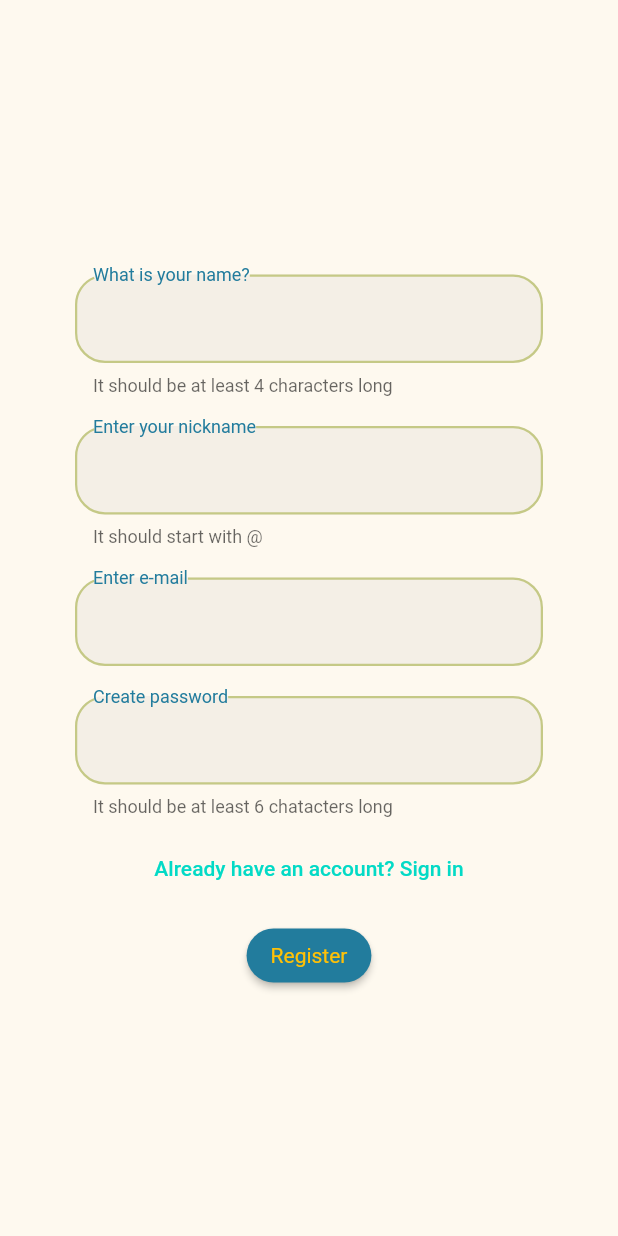
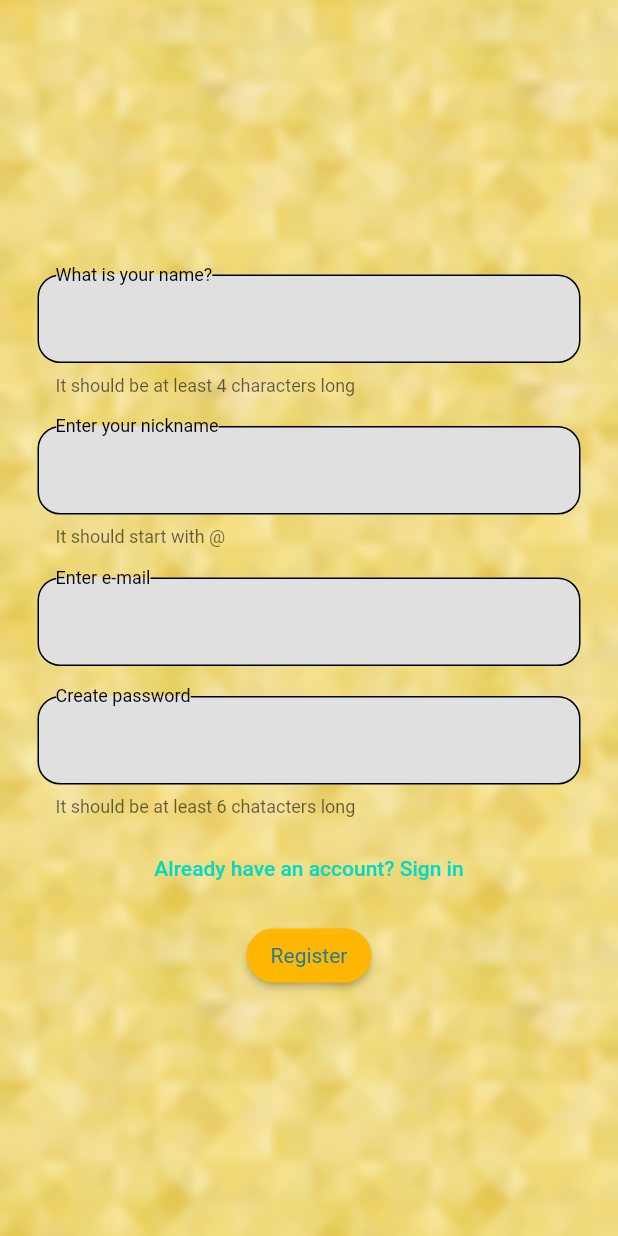
Before and after one commit to mem3Dealer/disCuss, a Flutter app: the screen it shows after launch, after a tap on "Sign in", after a tap on "New to DisCuss? Register", on a phone screen of 412 x 824 dp. Run offline on Flutter 3.47's test engine with Material 2 defaults, Android fonts, the phone set to English and light mode, and no system bars; our stand-ins replace bloc, cloud_firestore, firebase_auth, firebase_core, flutter_bloc, flutter_slidable and 2 more; missing offline and left inert: animated_icon_button, splash_screen_view; accounts and stored records are empty; network calls fail.

Commit message:
ui updates

```diff
--- a/lib/cubit/cubit/auth_cubit.dart
+++ b/lib/cubit/cubit/auth_cubit.dart
@@ -14,10 +14,7 @@ class AuthCubit extends HydratedCubit<AuthState> {
   final data = GetIt.I.get<DataBaseService>();
   final auth = GetIt.I.get<AuthService>();
   final fbAuth = FirebaseAuth.instance.currentUser;
-  AuthCubit()
-      : super(AuthState(
-            isLoggedIn: false,
-            version: 0)); //НУЖНО ЛИ ТУТ ОБЪВЯЛЯТЬ КАРРЕНТЮЗЕРА?
+  AuthCubit() : super(AuthState(isLoggedIn: false, version: 0));
 
   Future<String?> signIn(String email, String password) async {
     var signInRes = await auth.signInWithEmailandPassword(email, password);
@@ -33,7 +30,7 @@ class AuthCubit extends HydratedCubit<AuthState> {
     }
     if (signInRes != null && signInRes.runtimeType == String) {
       emit(state.copyWith(version: state.version! + 1));
-      // print('WE ARE RETURINGN STRING: AND IT IS: $signInRes');
+      print('WE ARE RETURINGN STRING: AND IT IS: $signInRes');
       return signInRes;
     }
   }
@@ -70,7 +67,7 @@ class AuthCubit extends HydratedCubit<AuthState> {
     try {
       await auth.signOut();
       emit(state.copyWith(isLoggedIn: false, version: state.version! + 1));
-      print('LOG OUT PRINT: ${state.isLoggedIn}, ${state.version}');
+      print('LOG OUT PRINT: ${state.isLoggedIn}, ${fbAuth}');
     } catch (e) {
       print(e.toString());
       // return null;
--- a/lib/main.dart
+++ b/lib/main.dart
@@ -58,7 +58,7 @@ class MyApp extends StatelessWidget {
             return MaterialApp(
                 themeMode: ThemeMode.system,
                 theme: appThemeLight,
-                // darkTheme: appThemeDark,
+                darkTheme: appThemeDark,
                 routes: <String, WidgetBuilder>{
                   '/home_page': (BuildContext context) => HomePage(),
                   '/wrapper': (BuildContext context) => Wrapper(),
--- a/lib/models/room.dart
+++ b/lib/models/room.dart
@@ -118,6 +118,10 @@ class Room {
         topicTheme: e.get('topicTheme'),
         lastMessage: Message.fromMap(e.get('lastMessage')),
         groupID: e.id,
+        // chatMessages: e
+        //     .get('messages')
+        //     .map<Message>((message) => Message.fromMap(message))
+        //     .toList(),
         // groupName: e.get('groupName'),
         // admin: MyUser.fromMap(e.get('admin')),
         members: e
--- a/lib/pages/register.dart
+++ b/lib/pages/register.dart
@@ -1,3 +1,5 @@
+import 'dart:ui';
+
 import 'package:flutter/material.dart';
 import 'package:get_it/get_it.dart';
 import 'package:my_chat_app/cubit/cubit/auth_cubit.dart';
@@ -28,10 +30,26 @@ class _RegisterPageState extends State<RegisterPage> {
   String? _emailTaken;
   @override
   Widget build(BuildContext context) {
-    return Scaffold(
+    final ThemeData theme = Theme.of(context);
+    return Container(
+      decoration: BoxDecoration(
+        image: DecorationImage(
+            scale: 0.3,
+            repeat: ImageRepeat.repeat,
+            // fit: BoxFit.cover,
+            image: theme.brightness == Brightness.dark
+                ? ExactAssetImage('assets/dark_back.png')
+                : ExactAssetImage('assets/light_back.jpg')),
+      ),
+      child: BackdropFilter(
+        filter: theme.brightness == Brightness.dark
+            ? ImageFilter.blur(sigmaX: 13.0, sigmaY: 13.0)
+            : ImageFilter.blur(sigmaX: 3.0, sigmaY: 3.0),
+        child: Scaffold(
+          backgroundColor: Colors.transparent,
           body: Center(
             child: Container(
-          padding: EdgeInsets.symmetric(vertical: 20.0, horizontal: 50.0),
+              padding: EdgeInsets.symmetric(vertical: 20.0, horizontal: 25.0),
               child: Form(
                 key: _formKey,
                 child: SingleChildScrollView(
@@ -44,7 +62,8 @@ class _RegisterPageState extends State<RegisterPage> {
                       TextFormField(
                           controller: _nameController,
                           decoration: InputDecoration().copyWith(
-                          floatingLabelBehavior: FloatingLabelBehavior.always,
+                              floatingLabelBehavior:
+                                  FloatingLabelBehavior.always,
                               labelText: 'What is your name?',
                               helperText:
                                   'It should be at least 4 characters long'),
@@ -60,7 +79,8 @@ class _RegisterPageState extends State<RegisterPage> {
                           // initialValue: '@',
                           controller: _nickNameController,
                           decoration: InputDecoration().copyWith(
-                          floatingLabelBehavior: FloatingLabelBehavior.always,
+                              floatingLabelBehavior:
+                                  FloatingLabelBehavior.always,
                               labelText: 'Enter your nickname',
                               helperText: 'It should start with @'),
                           // onSaved:   authCubit.isNickNameUnique(_nickNameController.text).toString();,
@@ -82,7 +102,8 @@ class _RegisterPageState extends State<RegisterPage> {
                       TextFormField(
                           controller: _emailController,
                           decoration: InputDecoration().copyWith(
-                          floatingLabelBehavior: FloatingLabelBehavior.always,
+                              floatingLabelBehavior:
+                                  FloatingLabelBehavior.always,
                               labelText: 'Enter e-mail'),
                           validator: (val) {
                             if (val?.isEmpty == true) {
@@ -101,9 +122,11 @@ class _RegisterPageState extends State<RegisterPage> {
                         decoration: InputDecoration().copyWith(
                             floatingLabelBehavior: FloatingLabelBehavior.always,
                             labelText: 'Create password',
-                        helperText: 'It should be at least 6 chatacters long'),
-                    validator: (val) =>
-                        val!.length < 6 ? "Enter an password 6+ long" : null,
+                            helperText:
+                                'It should be at least 6 chatacters long'),
+                        validator: (val) => val!.length < 6
+                            ? "Enter an password 6+ long"
+                            : null,
                         obscureText: true,
                       ), // password
                       SizedBox(height: 10),
@@ -112,8 +135,8 @@ class _RegisterPageState extends State<RegisterPage> {
                             widget.letsToggleView!();
                           },
                           child: Text('Already have an account? Sign in',
-                          style:
-                              TextStyle(color: Theme.of(context).accentColor))),
+                              style: TextStyle(
+                                  color: Theme.of(context).accentColor))),
                       SizedBox(height: 10),
                       ElevatedButton(
                         child: Text('Register'),
@@ -150,6 +173,8 @@ class _RegisterPageState extends State<RegisterPage> {
               ),
             ),
           ),
+        ),
+      ),
     );
   }
 }
--- a/lib/pages/signIn.dart
+++ b/lib/pages/signIn.dart
@@ -1,39 +1,43 @@
+import 'dart:ui';
+
 import 'package:flutter/material.dart';
-import 'package:flutter_bloc/flutter_bloc.dart';
 import 'package:get_it/get_it.dart';
 import 'package:my_chat_app/cubit/cubit/auth_cubit.dart';
-import 'package:my_chat_app/cubit/states/auth_state.dart';
 
 class SignInPage extends StatefulWidget {
-  // const SignInPage({Key? key}) : super(key: key);
   final Function letsToggleView;
   SignInPage({required this.letsToggleView});
-
   @override
   _SignInPageState createState() => _SignInPageState();
 }
 
 class _SignInPageState extends State<SignInPage> {
   final _formKey = GlobalKey<FormState>();
-  // final _auth = AuthService();
   final authCubit = GetIt.I.get<AuthCubit>();
-  // final _auth = GetIt.I.get<FirebaseAuth>();
-
-  // String email = '';
-  // String password = '';
   String? _emailError;
   String? _passError;
   TextEditingController _emailController = TextEditingController();
   TextEditingController _passwordController = TextEditingController();
-
   @override
   Widget build(BuildContext context) {
-    return Scaffold(
-        // backgroundColor: Colors.white,
+    final ThemeData theme = Theme.of(context);
+    return Container(
+      decoration: BoxDecoration(
+        image: DecorationImage(
+            scale: 0.3,
+            repeat: ImageRepeat.repeat,
+            // fit: BoxFit.cover,
+            image: theme.brightness == Brightness.dark
+                ? ExactAssetImage('assets/dark_back.png')
+                : ExactAssetImage('assets/light_back.jpg')),
+      ),
+      child: BackdropFilter(
+        filter: theme.brightness == Brightness.dark
+            ? ImageFilter.blur(sigmaX: 13.0, sigmaY: 13.0)
+            : ImageFilter.blur(sigmaX: 3.0, sigmaY: 3.0),
+        child: Scaffold(
+            backgroundColor: Colors.transparent,
             resizeToAvoidBottomInset: true,
-        // appBar: AppBar(
-        //   title: Text('Sign In'),
-        // ),
             body: Container(
               padding: EdgeInsets.symmetric(horizontal: 43.0),
               child: Form(
@@ -45,15 +49,14 @@ class _SignInPageState extends State<SignInPage> {
                       mainAxisAlignment: MainAxisAlignment.center,
                       children: [
                         TextFormField(
-                      // initialValue: 'test@mail.com',
                           controller: _emailController,
                           decoration: InputDecoration().copyWith(
                               alignLabelWithHint: true,
-                          // hintText: 'E-mail',
                               labelText: 'E-mail',
-                          labelStyle:
-                              TextStyle(color: Theme.of(context).accentColor),
-                          floatingLabelBehavior: FloatingLabelBehavior.always),
+                              labelStyle: TextStyle(
+                                  color: Theme.of(context).accentColor),
+                              floatingLabelBehavior:
+                                  FloatingLabelBehavior.always),
                           validator: (val) {
                             if (val?.isEmpty == true) {
                               return 'Enter a valid email';
@@ -62,35 +65,31 @@ class _SignInPageState extends State<SignInPage> {
                               return _emailError;
                             }
                           },
-                    ), // email
+                        ),
                         SizedBox(
                           height: 20,
                         ),
                         TextFormField(
-                      // initialValue: 'test123',
                           controller: _passwordController,
                           decoration: InputDecoration().copyWith(
-                          labelStyle:
-                              TextStyle(color: Theme.of(context).accentColor),
-                          floatingLabelBehavior: FloatingLabelBehavior.always,
+                              labelStyle: TextStyle(
+                                  color: Theme.of(context).accentColor),
+                              floatingLabelBehavior:
+                                  FloatingLabelBehavior.always,
                               labelText: 'Password'),
                           validator: (val) {
-                        // val!.length < 6 ? "Enter an password 6+ long" : null,
-                        if (val!.length < 6) {
-                          return 'Enter an password 6+ long';
+                            if (val!.isEmpty) {
+                              return 'Please, enter password';
+                            }
+                            if (val.length < 6) {
+                              return 'Enter password 6+ long';
                             }
                             if (_passError?.isNotEmpty == true) {
-                          // print('this is error: $_emailError');
                               return _passError;
                             }
                           },
                           obscureText: true,
-                      // onChanged: (val) {
-                      //   setState(() {
-                      //     password = val;
-                      //   });
-                      // },
-                    ), // password
+                        ),
                         SizedBox(height: 10),
                         TextButton(
                             onPressed: () {
@@ -98,8 +97,8 @@ class _SignInPageState extends State<SignInPage> {
                             },
                             child: Text(
                               'New to DisCuss? Register',
-                          style:
-                              TextStyle(color: Theme.of(context).accentColor),
+                              style: TextStyle(
+                                  color: Theme.of(context).accentColor),
                             )),
                         SizedBox(height: 10),
                         ElevatedButton(
@@ -109,39 +108,27 @@ class _SignInPageState extends State<SignInPage> {
                           onPressed: () async {
                             _passError = '';
                             _emailError = '';
-
                             var result = await authCubit.signIn(
                                 _emailController.text.trim(),
                                 _passwordController.text.trim());
-
                             if (result?.isNotEmpty == true) {
                               if (result!.contains('password')) {
                                 _passError = result;
-                          } else if (result.contains('user')) {
+                              } else if (result.contains('User')) {
                                 _emailError = result;
+                                print('THAT print from button: $_emailError');
                               }
-                          // print('that if shit here:$_emailError');
-                          // return _emailError;
                             }
-                        print(
-                            'THAT print from button: $_passError, $_emailError');
-                        if (_formKey.currentState!.validate()) {
-                          // _passError = '';
-                          // _emailError = '';
-                          // result!.isNotEmpty ? _emailError = result : null;
-
-                        }
+                            if (_formKey.currentState!.validate()) {}
                           },
                         ),
-                    // SizedBox(
-                    //   height: 20,
-                    // ),
-                    // Text(error)
                       ],
                     ),
                   ),
                 ),
               ),
-        ));
+            )),
+      ),
+    );
   }
 }
--- a/lib/services/database.dart
+++ b/lib/services/database.dart
@@ -152,7 +152,7 @@ class DataBaseService {
     });
   }
 
-//TODO: refactor seart with filter
+// TODO: refactor seart with filter
   Future<List<MyUser>?> getUsers({String? searchString}) async {
     // print('Before get');.
 
--- a/lib/shared/app_theme.dart
+++ b/lib/shared/app_theme.dart
@@ -15,13 +15,16 @@ ThemeData get appThemeLight => ThemeData(
       ),
       brightness: Brightness.light,
       colorScheme: ColorScheme.light(),
-      primaryColor: Color(0xffFFCB77),
+      primaryColor: Color(0xffffb703),
       accentColor: Color(0xff227C9D),
-      scaffoldBackgroundColor: Color(0xffFEF9EF),
+      scaffoldBackgroundColor: Color(0xfffff1e6),
       // elevatedButtonTheme: ElevatedButtonTheme(d),
-      buttonTheme: ButtonThemeData(buttonColor: Colors.green),
+      // buttonTheme: ButtonThemeData(buttonColor: Colors.green),
+
+      textSelectionTheme: TextSelectionThemeData(
+          cursorColor: Color(0XFF17C3B2), selectionColor: Color(0XFF17C3B2)),
       floatingActionButtonTheme:
-          FloatingActionButtonThemeData(backgroundColor: Color(0XFFFFCB77)),
+          FloatingActionButtonThemeData(backgroundColor: Color(0xffffb703)),
       elevatedButtonTheme: ElevatedButtonThemeData(
           style: ButtonStyle(
               shape: MaterialStateProperty.all<RoundedRectangleBorder>(
@@ -31,40 +34,49 @@ ThemeData get appThemeLight => ThemeData(
               textStyle: MaterialStateProperty.resolveWith(
                   (states) => TextStyle(color: Colors.amber)),
               backgroundColor: MaterialStateProperty.resolveWith(
-                  (states) => Color(0xff227C9D)),
-              foregroundColor:
-                  MaterialStateProperty.resolveWith((states) => Colors.amber))),
+                (states) => Color(0xffffb703),
+              ),
+              foregroundColor: MaterialStateProperty.resolveWith(
+                  (states) => Color(0xff227C9D)))),
       dividerColor: Colors.grey[300],
       inputDecorationTheme: InputDecorationTheme(
-          labelStyle: TextStyle(color: Color(0xff227C9D)),
+          fillColor: Colors.grey[300],
+          labelStyle: TextStyle(color: Colors.black),
           errorMaxLines: 3,
           errorBorder: OutlineInputBorder(
             gapPadding: 0,
             borderRadius: BorderRadius.all(
-              Radius.circular(20),
+              Radius.circular(15),
             ),
             borderSide: BorderSide(color: Colors.red, width: 2),
           ),
           filled: true,
-          border: OutlineInputBorder(
-            gapPadding: 0,
-            borderRadius: BorderRadius.all(
-              Radius.circular(20),
-            ),
-            borderSide: BorderSide(color: Color(0xffC5C986), width: 2),
-          ),
+          // border: OutlineInputBorder(
+          //   gapPadding: 0,
+          //   borderRadius: BorderRadius.all(
+          //     Radius.circular(15),
+          //   ),
+          //   borderSide: BorderSide(color: Colors., width: 2),
+          // ),
           enabledBorder: OutlineInputBorder(
             gapPadding: 0,
             borderRadius: BorderRadius.all(
-              Radius.circular(20),
+              Radius.circular(15),
             ),
-            borderSide: BorderSide(color: Color(0xffC5C986), width: 1.5),
+            borderSide: BorderSide(color: Colors.black, width: 1),
+          ),
+          focusedErrorBorder: OutlineInputBorder(
+            gapPadding: 0,
+            borderRadius: BorderRadius.all(
+              Radius.circular(15),
+            ),
+            borderSide: BorderSide(color: Colors.red, width: 1),
           ),
           // labelStyle: TextStyle(color: Colors.black),
           focusedBorder: OutlineInputBorder(
             gapPadding: 0,
             borderRadius: BorderRadius.all(
-              Radius.circular(25),
+              Radius.circular(15),
             ),
             borderSide: BorderSide(color: Color(0XFF17C3B2), width: 1.5),
           )),
@@ -81,7 +93,7 @@ ThemeData get appThemeDark => ThemeData(
       // appBarTheme: AppBarTheme(backgroundColor: Colors.transparent),
       brightness: Brightness.dark,
       colorScheme: ColorScheme.dark(),
-      primaryColor: Color(0XFF984063),
+      primaryColor: Color(0xff7556c8),
       scaffoldBackgroundColor: Color(0XFF41436A),
       textTheme: TextTheme(
           headline1: TextStyle(
@@ -93,7 +105,7 @@ ThemeData get appThemeDark => ThemeData(
       // Color(0xFF6F88FC), -- ФИАЛКОВЫЙ
       dividerColor: Colors.grey[600],
       floatingActionButtonTheme:
-          FloatingActionButtonThemeData(backgroundColor: Color(0XFFF64668)),
+          FloatingActionButtonThemeData(backgroundColor: Color(0xff7556c8)),
       accentColor: Color(0xfffe9677),
       elevatedButtonTheme: ElevatedButtonThemeData(
           style: ButtonStyle(
@@ -116,32 +128,35 @@ ThemeData get appThemeDark => ThemeData(
         // textStyle: MaterialStateProperty.resolveWith(
         //     (states) => TextStyle(color: Color(0xfffe9677))))
       )),
-      buttonTheme: ButtonThemeData(buttonColor: Colors.yellow),
+      // buttonTheme: ButtonThemeData(buttonColor: Colors.yellow),
+
+      textSelectionTheme: TextSelectionThemeData(
+          cursorColor: Color(0xfffe9677), selectionColor: Color(0xfffe9677)),
 
       inputDecorationTheme: InputDecorationTheme(
-        // fillColor: Colors.green,
+        // fillColor: Colors.grey,
         filled: true,
         errorMaxLines: 3,
         errorBorder: OutlineInputBorder(
           gapPadding: 0,
           borderRadius: BorderRadius.all(
-            Radius.circular(20),
+            Radius.circular(15),
           ),
-          borderSide: BorderSide(color: Colors.red, width: 2),
+          borderSide: BorderSide(color: Colors.red, width: 1),
         ),
         focusedErrorBorder: OutlineInputBorder(
           gapPadding: 0,
           borderRadius: BorderRadius.all(
-            Radius.circular(20),
+            Radius.circular(15),
           ),
-          borderSide: BorderSide(color: Colors.red, width: 2),
+          borderSide: BorderSide(color: Colors.red, width: 1),
         ),
         focusedBorder: OutlineInputBorder(
             gapPadding: 0,
             borderRadius: BorderRadius.all(
-              Radius.circular(20),
+              Radius.circular(15),
             ),
-            borderSide: BorderSide(color: Color(0xfffe9677), width: 2)),
+            borderSide: BorderSide(color: Color(0xfffe9677), width: 1.5)),
         // border: OutlineInputBorder(
         //   borderRadius: BorderRadius.all(
         //     Radius.circular(20),
@@ -151,9 +166,9 @@ ThemeData get appThemeDark => ThemeData(
         enabledBorder: OutlineInputBorder(
           gapPadding: 0,
           borderRadius: BorderRadius.all(
-            Radius.circular(20),
+            Radius.circular(15),
           ),
-          borderSide: BorderSide(color: Color(0xfffe9677), width: 2),
+          borderSide: BorderSide(color: Color(0xfffe9677), width: 1),
         ),
       ),
     );
```
Also changed, not shown: lib/cubit/cubit/room_cubit.dart (+92 -38 lines), lib/cubit/states/room_state.dart (+9 -28 lines), lib/pages/chatPage.dart (+43 -39 lines), lib/pages/home.dart (+72 -52 lines). Lines whose indentation alone changed are shown as unchanged.
